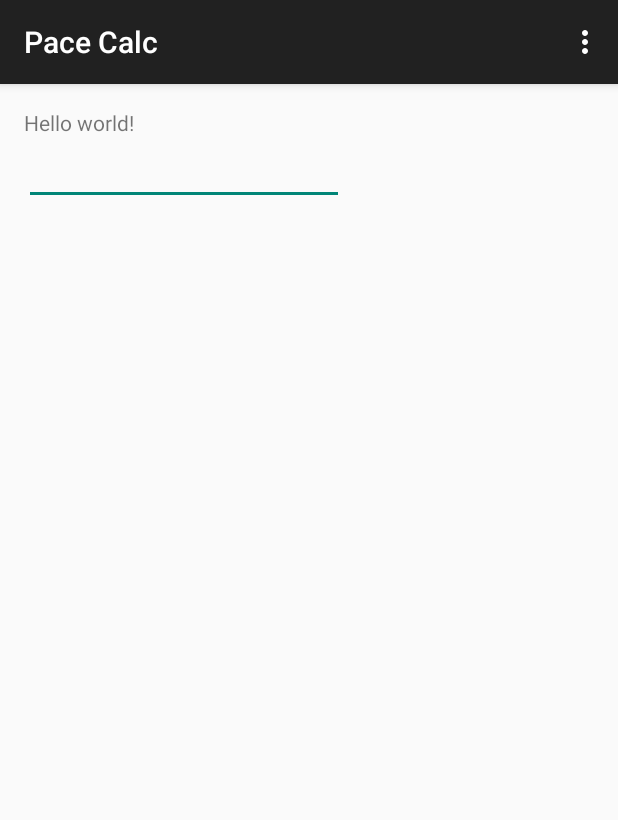
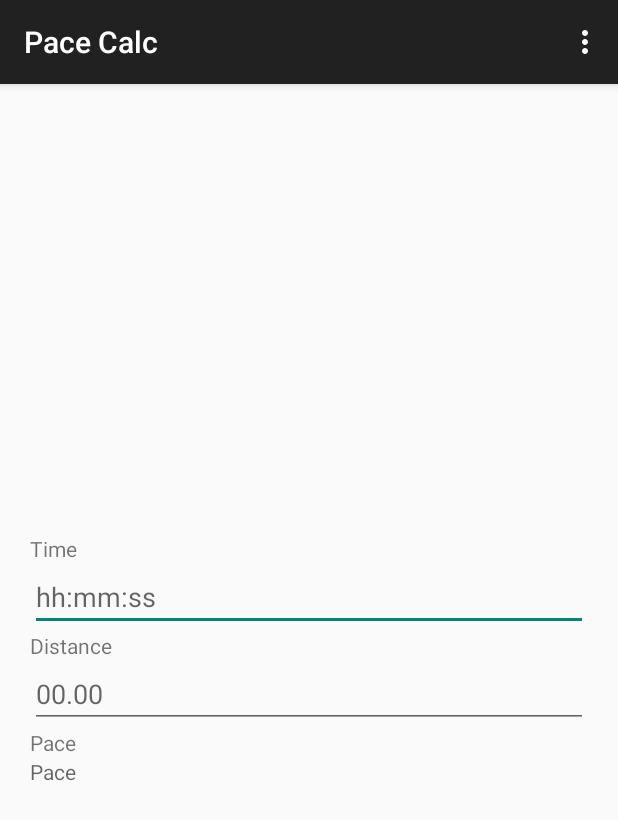
Before and after one commit to phantompunk/PaceCalc, an Android app: the screen it shows after launch (PaceActivity), on a phone screen of 412 x 824 dp. Shown: the top 820 px of the screen. Run offline under Robolectric (Android 15) with nearby library versions, the phone set to English and light mode, and no system bars.

Commit message:
added layout

```diff
--- a/app/src/main/res/layout/activity_pace.xml
+++ b/app/src/main/res/layout/activity_pace.xml
@@ -1,22 +1,43 @@
-<RelativeLayout xmlns:android="http://schemas.android.com/apk/res/android"
-    xmlns:tools="http://schemas.android.com/tools" android:layout_width="match_parent"
-    android:layout_height="match_parent" android:paddingLeft="@dimen/activity_horizontal_margin"
-    android:paddingRight="@dimen/activity_horizontal_margin"
-    android:paddingTop="@dimen/activity_vertical_margin"
-    android:paddingBottom="@dimen/activity_vertical_margin" tools:context=".PaceActivity">
+<LinearLayout xmlns:android="http://schemas.android.com/apk/res/android"
+    android:layout_height="match_parent"
+    android:layout_width="match_parent"
+    android:gravity="center"
+    android:orientation="vertical"
+    android:paddingRight="20dip"
+    android:paddingLeft="20dip">
 
-    <TextView android:text="@string/hello_world" android:layout_width="wrap_content"
+    <TextView
+        android:id="@+id/time"
+        android:layout_width="match_parent"
         android:layout_height="wrap_content"
-        android:id="@+id/textView" />
-
+        android:text="@string/timeText"
+        />
     <EditText
-        android:layout_width="wrap_content"
+        android:id="@+id/timeBox"
+        android:layout_width="match_parent"
         android:layout_height="wrap_content"
-        android:inputType="time"
-        android:ems="10"
-        android:id="@+id/editText"
-        android:layout_below="@+id/textView"
-        android:layout_alignParentLeft="true"
-        android:layout_alignParentStart="true" />
-
-</RelativeLayout>
+        android:hint="@string/timeHint"
+        android:inputType="time"/>
+    <TextView
+        android:id="@+id/distance"
+        android:layout_width="match_parent"
+        android:layout_height="wrap_content"
+        android:text="@string/distanceText"
+        />
+    <EditText
+        android:id="@+id/distanceBox"
+        android:layout_width="match_parent"
+        android:layout_height="wrap_content"
+        android:hint="@string/distanceHint"
+        android:inputType="number"/>
+    <TextView
+        android:id="@+id/resultPace"
+        android:layout_width="match_parent"
+        android:layout_height="wrap_content"
+        android:text="@string/resultPace" />
+    <TextView
+        android:id="@+id/resultPaceBox"
+        android:layout_width="match_parent"
+        android:layout_height="wrap_content"
+        android:hint="@string/resultPaceHint" />
+</LinearLayout>
--- a/app/src/main/res/values/strings.xml
+++ b/app/src/main/res/values/strings.xml
@@ -3,4 +3,14 @@
 
     <string name="hello_world">Hello world!</string>
     <string name="action_settings">Settings</string>
+    <string name="timeText">Time</string>
+    <string name="distanceText">Distance</string>
+    <string name="timeHint">hh:mm:ss</string>
+    <string name="distanceHint">00.00</string>
+    <string name="resultPace">Pace</string>
+    <string name="resultPaceHint">Pace</string>
+    <!--<string name=""></string>-->
+    <!--<string name=""></string>-->
+    <!--<string name=""></string>-->
+    <!--<string name=""></string>-->
 </resources>
```
